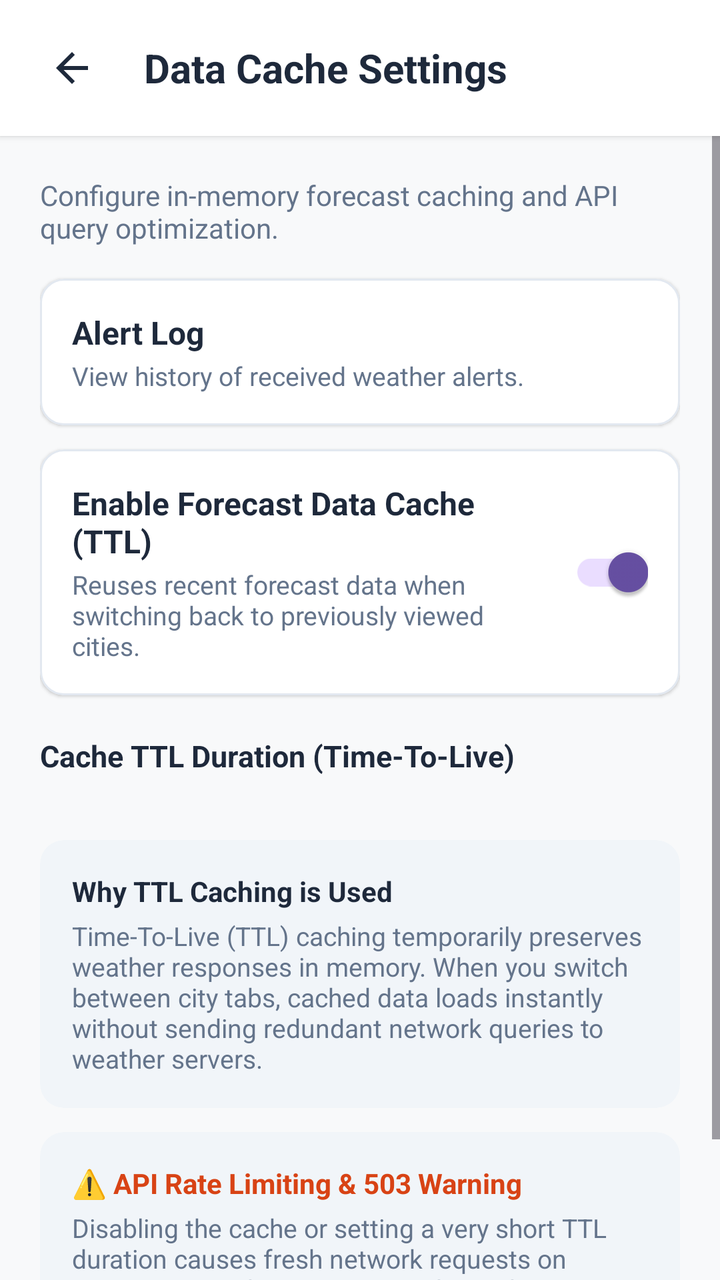
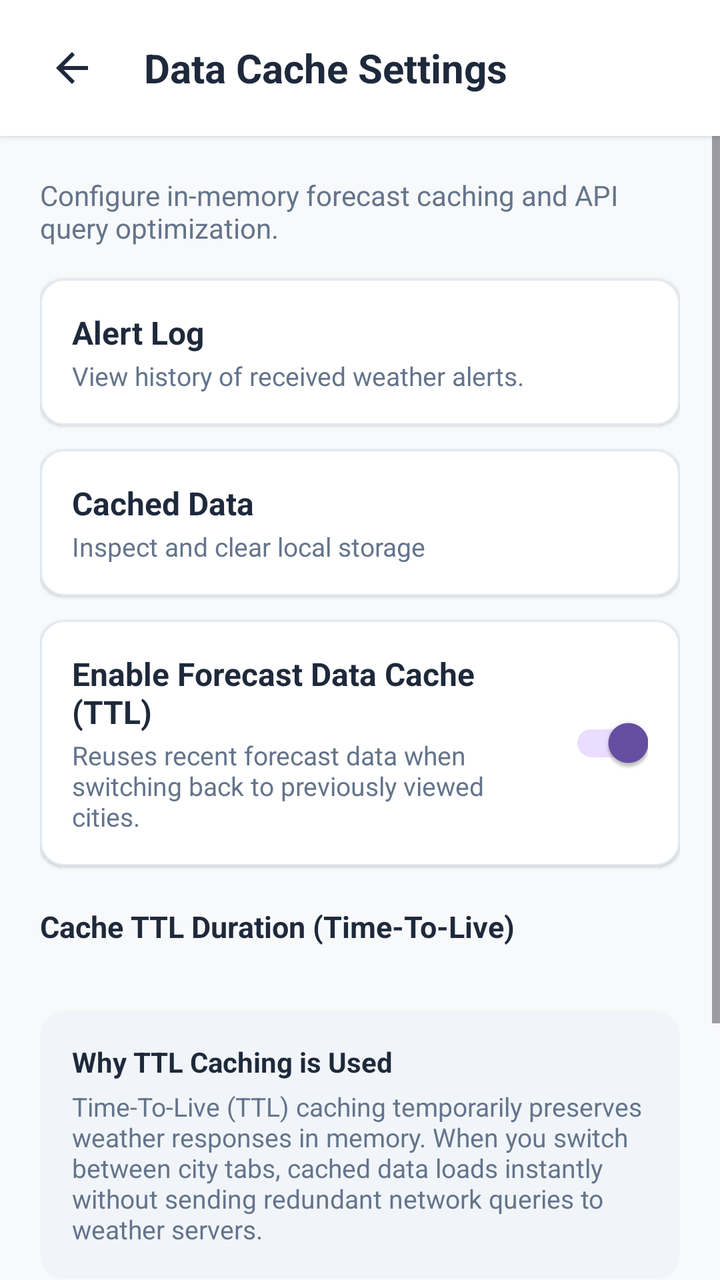

Screens rendered from an Android XML layout before and after an edit, with the pre-edit source and the edit as a unified diff.
<!-- AndroidManifest.xml: application theme Theme.WeatherAPP -->
<!-- res/layout/dialog_cache_settings.xml -->
<?xml version="1.0" encoding="utf-8"?>
<LinearLayout xmlns:android="http://schemas.android.com/apk/res/android"
    xmlns:app="http://schemas.android.com/apk/res-auto"
    xmlns:tools="http://schemas.android.com/tools"
    android:id="@+id/layoutCacheSettingsRoot"
    android:layout_width="match_parent"
    android:layout_height="match_parent"
    android:background="@color/background_light"
    android:orientation="vertical">

    
    <com.google.android.material.card.MaterialCardView
        android:id="@+id/cardHeader"
        android:layout_width="match_parent"
        android:layout_height="wrap_content"
        app:cardBackgroundColor="@color/surface_card"
        app:cardCornerRadius="0dp"
        app:cardElevation="2dp"
        app:strokeWidth="0dp">

        <LinearLayout
            android:layout_width="match_parent"
            android:layout_height="wrap_content"
            android:gravity="center_vertical"
            android:orientation="horizontal"
            android:paddingHorizontal="16dp"
            android:paddingVertical="14dp">

            <ImageButton
                android:id="@+id/btnBack"
                android:layout_width="40dp"
                android:layout_height="40dp"
                android:background="?attr/selectableItemBackgroundBorderless"
                android:contentDescription="@string/cd_back"
                android:padding="8dp"
                android:scaleType="fitCenter"
                android:src="@drawable/ic_back"
                app:tint="@color/text_primary" />

            <TextView
                android:id="@+id/tvHeaderTitle"
                android:layout_width="wrap_content"
                android:layout_height="wrap_content"
                android:layout_marginStart="16dp"
                android:text="@string/title_cache_settings"
                android:textColor="@color/text_primary"
                android:textSize="20sp"
                android:textStyle="bold" />

        </LinearLayout>

    </com.google.android.material.card.MaterialCardView>

    <ScrollView
        android:layout_width="match_parent"
        android:layout_height="match_parent"
        android:fillViewport="true">

        <LinearLayout
            android:layout_width="match_parent"
            android:layout_height="wrap_content"
            android:orientation="vertical"
            android:padding="20dp">

            <TextView
                android:id="@+id/tvCacheHeaderDesc"
                android:layout_width="wrap_content"
                android:layout_height="wrap_content"
                android:layout_marginBottom="16dp"
                android:text="@string/desc_cache_settings"
                android:textColor="@color/text_secondary"
                android:textSize="14sp" />

            
            <com.google.android.material.card.MaterialCardView
                android:id="@+id/cardAlertLog"
                android:layout_width="match_parent"
                android:layout_height="wrap_content"
                android:layout_marginBottom="12dp"
                app:cardBackgroundColor="@color/surface_card"
                app:cardCornerRadius="12dp"
                app:cardElevation="1dp"
                app:strokeColor="@color/divider_color"
                app:strokeWidth="1dp">

                <LinearLayout
                    android:layout_width="match_parent"
                    android:layout_height="wrap_content"
                    android:gravity="center_vertical"
                    android:orientation="vertical"
                    android:padding="16dp">

                    <TextView
                        android:id="@+id/tvAlertLogTitle"
                        android:layout_width="wrap_content"
                        android:layout_height="wrap_content"
                        android:text="@string/alert_log_title"
                        android:textColor="@color/text_primary"
                        android:textSize="16sp"
                        android:textStyle="bold" />

                    <TextView
                        android:id="@+id/tvAlertLogDesc"
                        android:layout_width="wrap_content"
                        android:layout_height="wrap_content"
                        android:layout_marginTop="2dp"
                        android:text="@string/alert_log_desc"
                        android:textColor="@color/text_secondary"
                        android:textSize="13sp" />

                </LinearLayout>

            </com.google.android.material.card.MaterialCardView>

            
            <com.google.android.material.card.MaterialCardView
                android:id="@+id/cardCacheSwitch"
                android:layout_width="match_parent"
                android:layout_height="wrap_content"
                app:cardBackgroundColor="@color/surface_card"
                app:cardCornerRadius="12dp"
                app:cardElevation="1dp"
                app:strokeColor="@color/divider_color"
                app:strokeWidth="1dp">

                <LinearLayout
                    android:layout_width="match_parent"
                    android:layout_height="wrap_content"
                    android:gravity="center_vertical"
                    android:orientation="horizontal"
                    android:padding="16dp">

                    <LinearLayout
                        android:layout_width="0dp"
                        android:layout_height="wrap_content"
                        android:layout_marginEnd="12dp"
                        android:layout_weight="1"
                        android:orientation="vertical">

                        <TextView
                            android:id="@+id/tvCacheSwitchTitle"
                            android:layout_width="wrap_content"
                            android:layout_height="wrap_content"
                            android:text="@string/title_enable_cache_ttl"
                            android:textColor="@color/text_primary"
                            android:textSize="16sp"
                            android:textStyle="bold" />

                        <TextView
                            android:id="@+id/tvCacheSwitchDesc"
                            android:layout_width="wrap_content"
                            android:layout_height="wrap_content"
                            android:layout_marginTop="2dp"
                            android:text="@string/desc_enable_cache_ttl"
                            android:textColor="@color/text_secondary"
                            android:textSize="13sp" />

                    </LinearLayout>

                    <com.google.android.material.switchmaterial.SwitchMaterial
                        android:id="@+id/switchCacheEnabled"
                        android:layout_width="wrap_content"
                        android:layout_height="wrap_content"
                        android:checked="true" />

                </LinearLayout>

            </com.google.android.material.card.MaterialCardView>

            
            <TextView
                android:id="@+id/tvTtlHeader"
                android:layout_width="wrap_content"
                android:layout_height="wrap_content"
                android:layout_marginTop="20dp"
                android:layout_marginBottom="8dp"
                android:text="@string/title_cache_ttl_duration"
                android:textColor="@color/text_primary"
                android:textSize="15sp"
                android:textStyle="bold" />

            <LinearLayout
                android:id="@+id/layoutTtlOptions"
                android:layout_width="match_parent"
                android:layout_height="wrap_content"
                android:orientation="vertical">

                <RadioGroup
                    android:id="@+id/rgTtlDuration"
                    android:layout_width="match_parent"
                    android:layout_height="wrap_content"
                    android:orientation="vertical" />

            </LinearLayout>

            
            <com.google.android.material.card.MaterialCardView
                android:id="@+id/cardTtlReasoning"
                android:layout_width="match_parent"
                android:layout_height="wrap_content"
                android:layout_marginTop="24dp"
                app:cardBackgroundColor="@color/surface_card_secondary"
                app:cardCornerRadius="12dp"
                app:cardElevation="0dp"
                app:strokeWidth="0dp">

                <LinearLayout
                    android:layout_width="match_parent"
                    android:layout_height="wrap_content"
                    android:orientation="vertical"
                    android:padding="16dp">

                    <TextView
                        android:id="@+id/tvTtlReasoningHeader"
                        android:layout_width="wrap_content"
                        android:layout_height="wrap_content"
                        android:text="@string/title_why_ttl_caching"
                        android:textColor="@color/text_primary"
                        android:textSize="14sp"
                        android:textStyle="bold" />

                    <TextView
                        android:id="@+id/tvTtlReasoningDesc"
                        android:layout_width="wrap_content"
                        android:layout_height="wrap_content"
                        android:layout_marginTop="4dp"
                        android:text="@string/desc_why_ttl_caching"
                        android:textColor="@color/text_secondary"
                        android:textSize="13sp" />

                </LinearLayout>

            </com.google.android.material.card.MaterialCardView>

            
            <com.google.android.material.card.MaterialCardView
                android:id="@+id/cardRateLimiting"
                android:layout_width="match_parent"
                android:layout_height="wrap_content"
                android:layout_marginTop="12dp"
                app:cardBackgroundColor="@color/surface_card_secondary"
                app:cardCornerRadius="12dp"
                app:cardElevation="0dp"
                app:strokeWidth="0dp">

                <LinearLayout
                    android:layout_width="match_parent"
                    android:layout_height="wrap_content"
                    android:orientation="vertical"
                    android:padding="16dp">

                    <TextView
                        android:id="@+id/tvRateLimitingHeader"
                        android:layout_width="wrap_content"
                        android:layout_height="wrap_content"
                        android:text="@string/title_api_rate_limiting_warning"
                        android:textColor="@color/temp_high"
                        android:textSize="14sp"
                        android:textStyle="bold" />

                    <TextView
                        android:id="@+id/tvRateLimitingDesc"
                        android:layout_width="wrap_content"
                        android:layout_height="wrap_content"
                        android:layout_marginTop="4dp"
                        android:text="@string/desc_api_rate_limiting_warning"
                        android:textColor="@color/text_secondary"
                        android:textSize="13sp" />

                </LinearLayout>

            </com.google.android.material.card.MaterialCardView>

        </LinearLayout>

    </ScrollView>

</LinearLayout>
<!-- resources referenced by this layout -->
<resources>
  <color name="background_light">#F8F9FA</color>
  <color name="divider_color">#E2E8F0</color>
  <color name="surface_card">#FFFFFF</color>
  <color name="surface_card_secondary">#F1F5F9</color>
  <color name="temp_high">#D84315</color>
  <color name="text_primary">#1E293B</color>
  <color name="text_secondary">#64748B</color>
  <!-- drawable ic_back (drawable) -->
  <vector xmlns:android="http://schemas.android.com/apk/res/android"
      android:width="24dp"
      android:height="24dp"
      android:viewportWidth="24"
      android:viewportHeight="24">
    <path
        android:fillColor="@color/text_primary"
        android:pathData="M20,11H7.83l5.59,-5.59L12,4l-8,8 8,8 1.41,-1.41L7.83,13H20v-2z"/>
  </vector>
  <string name="alert_log_desc">View history of received weather alerts.</string>
  <string name="alert_log_title">Alert Log</string>
  <string name="cd_back">Back</string>
  <string name="desc_api_rate_limiting_warning">Disabling the cache or setting a very short TTL duration causes fresh network requests on every city switch. Frequent rapid switching may trigger HTTP 503 rate-limit errors from weather providers.</string>
  <string name="desc_cache_settings">Configure in-memory forecast caching and API query optimization.</string>
  <string name="desc_enable_cache_ttl">Reuses recent forecast data when switching back to previously viewed cities.</string>
  <string name="desc_why_ttl_caching">Time-To-Live (TTL) caching temporarily preserves weather responses in memory. When you switch between city tabs, cached data loads instantly without sending redundant network queries to weather servers.</string>
  <string name="title_api_rate_limiting_warning">⚠️ API Rate Limiting &amp; 503 Warning</string>
  <string name="title_cache_settings">Data Cache Settings</string>
  <string name="title_cache_ttl_duration">Cache TTL Duration (Time-To-Live)</string>
  <string name="title_enable_cache_ttl">Enable Forecast Data Cache (TTL)</string>
  <string name="title_why_ttl_caching">Why TTL Caching is Used</string>
  <style name="Theme.WeatherAPP" parent="Base.Theme.WeatherAPP" />
  <style name="Base.Theme.WeatherAPP" parent="Theme.Material3.DayNight.NoActionBar">
          <item name="android:statusBarColor">@color/surface_card</item>
          <item name="android:windowLightStatusBar">true</item>
      </style>
</resources>

<!-- the commit's change to res/layout/dialog_cache_settings.xml (unified diff, before → after) -->
@@ -114,6 +114,47 @@
 
             
             <com.google.android.material.card.MaterialCardView
+                android:id="@+id/cardCachedData"
+                android:layout_width="match_parent"
+                android:layout_height="wrap_content"
+                android:layout_marginBottom="12dp"
+                app:cardBackgroundColor="@color/surface_card"
+                app:cardCornerRadius="12dp"
+                app:cardElevation="1dp"
+                app:strokeColor="@color/divider_color"
+                app:strokeWidth="1dp">
+
+                <LinearLayout
+                    android:layout_width="match_parent"
+                    android:layout_height="wrap_content"
+                    android:gravity="center_vertical"
+                    android:orientation="vertical"
+                    android:padding="16dp">
+
+                    <TextView
+                        android:id="@+id/tvCachedDataTitle"
+                        android:layout_width="wrap_content"
+                        android:layout_height="wrap_content"
+                        android:text="Cached Data"
+                        android:textColor="@color/text_primary"
+                        android:textSize="16sp"
+                        android:textStyle="bold" />
+
+                    <TextView
+                        android:id="@+id/tvCachedDataDesc"
+                        android:layout_width="wrap_content"
+                        android:layout_height="wrap_content"
+                        android:layout_marginTop="2dp"
+                        android:text="Inspect and clear local storage"
+                        android:textColor="@color/text_secondary"
+                        android:textSize="13sp" />
+
+                </LinearLayout>
+
+            </com.google.android.material.card.MaterialCardView>
+
+            
+            <com.google.android.material.card.MaterialCardView
                 android:id="@+id/cardCacheSwitch"
                 android:layout_width="match_parent"
                 android:layout_height="wrap_content"
